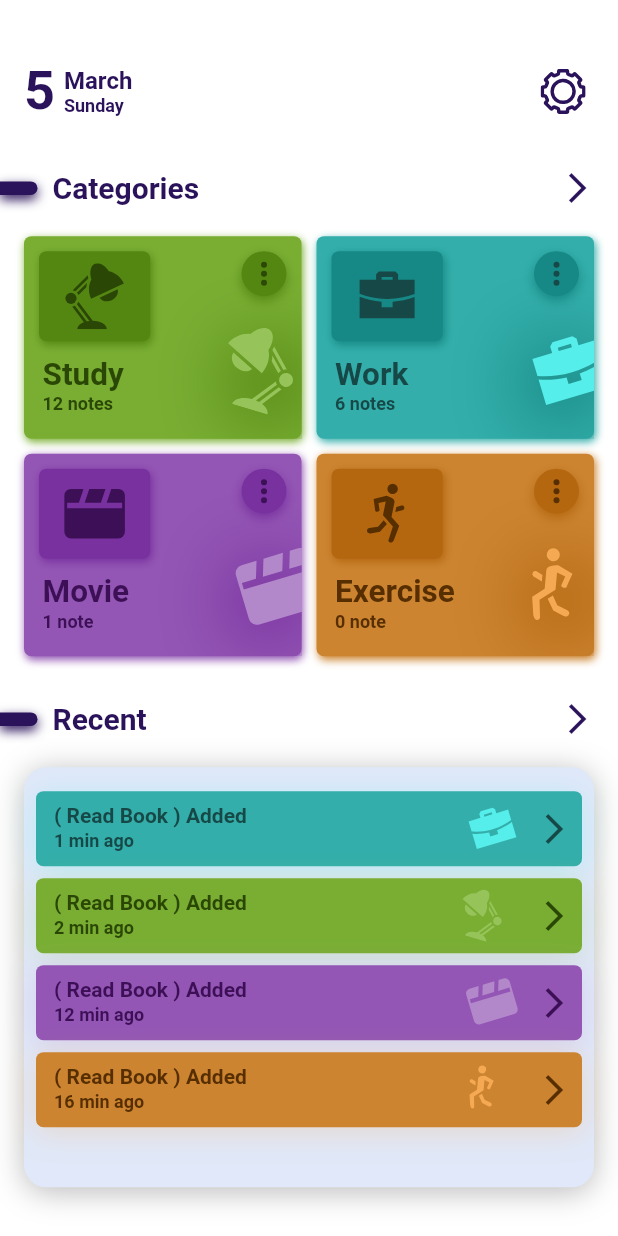
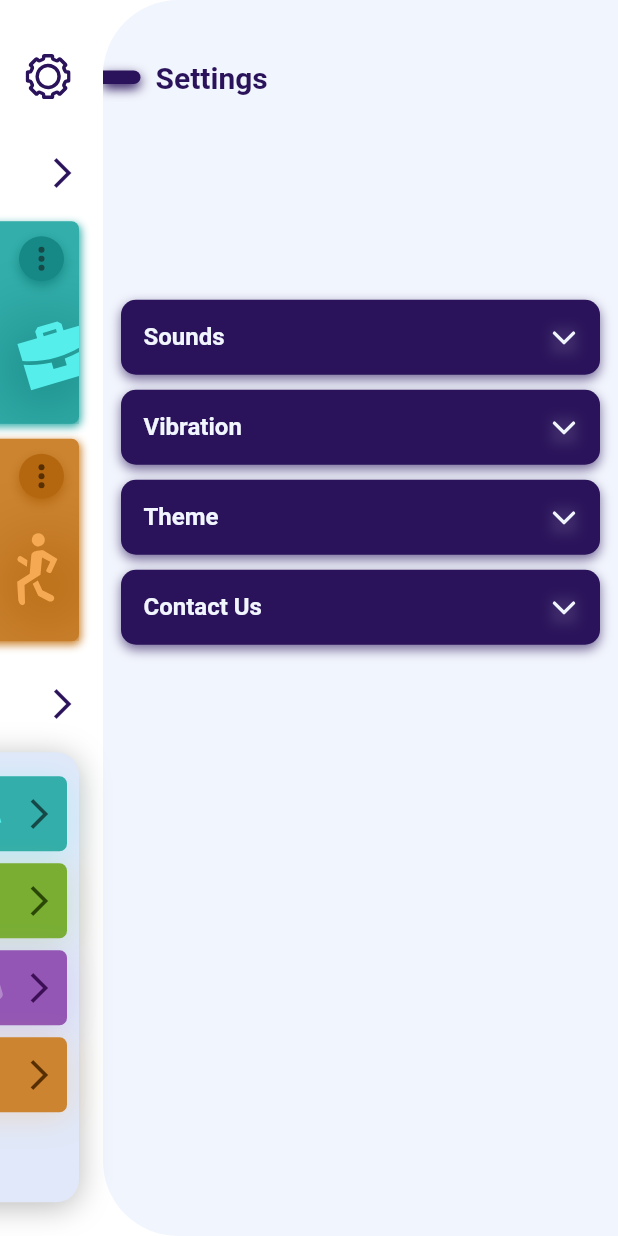
Before and after one commit to hesamzs/NotePad-Flutter, a Flutter app: the FirstPage screen opened directly, on a phone screen of 412 x 824 dp. Run offline on Flutter 3.47's test engine with Material 2 defaults, Android fonts, the phone set to English and light mode, and no system bars; drawn by our look-alikes of auto_size_text; our stand-ins replace animate_do, flutter_staggered_animations, flutter_svg, flutter_switch, google_fonts; Roboto replaces fonts that are missing (Ubuntu).

Commit message:
Edited Some Bugs...

```diff
--- a/lib/pages/first_page.dart
+++ b/lib/pages/first_page.dart
@@ -28,8 +28,9 @@ class FirstPage extends StatefulWidget {
   State<FirstPage> createState() => _FirstPageState();
 }
 
+
 class _FirstPageState extends State<FirstPage> {
-  bool isDrawerOpen = false;
+  bool isDrawerOpen = true;
 
   final now = DateTime.now();
   final months = [
@@ -553,7 +554,7 @@ class _FirstPageState extends State<FirstPage> {
                                 padding:
                                     const EdgeInsets.symmetric(vertical: 12),
                                 width: sWidth,
-                                height: sHeight * 0.34,
+                                height: 300,
                                 decoration: BoxDecoration(
                                   borderRadius: BorderRadius.circular(15),
                                   color: const Color(0xffE0E8F9),
--- a/lib/pages/settings_menu.dart
+++ b/lib/pages/settings_menu.dart
@@ -114,7 +114,7 @@ class _SettingMenuState extends State<SettingMenu> {
                           padding: const EdgeInsets.fromLTRB(15, 15, 2, 15),
                           child: AnimatedDefaultTextStyle(
                             duration: const Duration(milliseconds: 300),
-                            style: TextStyle(fontSize: checkDouble(current[5].toString()),
+                            style: TextStyle(fontSize: sWidth > 270 ? checkDouble(current[5].toString()) : checkDouble(current[5].toString()) - 4,
                                 color: const Color(0xffF1F5FD),
                                 fontWeight: FontWeight.bold),
                             child: Text(
```
Also changed, not shown: lib/pages/settings_panel/contact_us.dart (+5 -16 lines).
